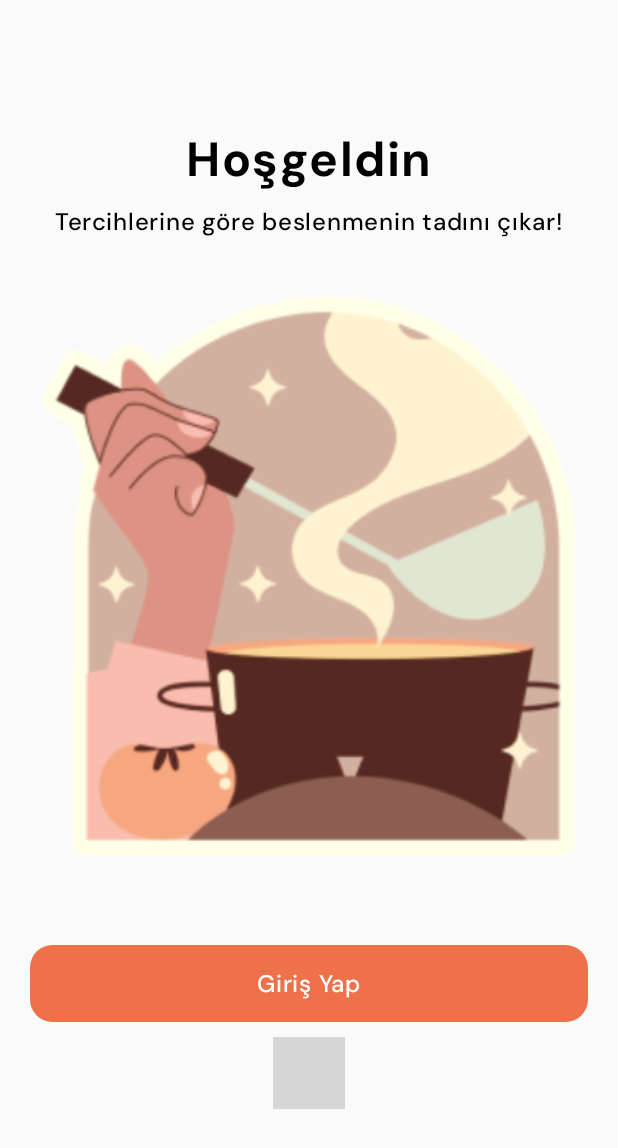
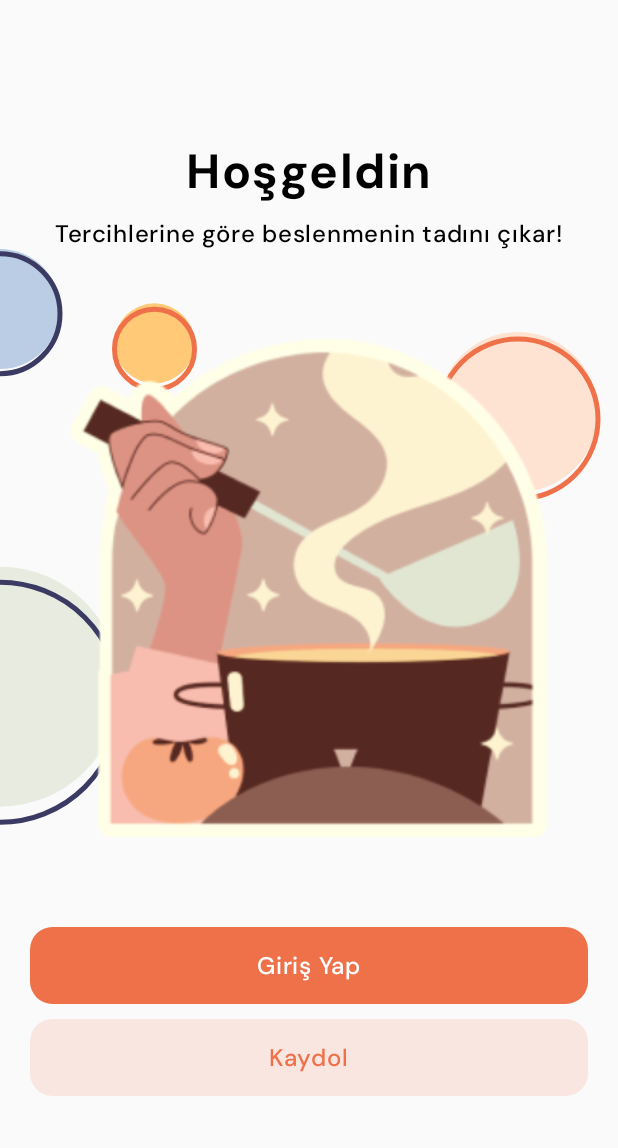
Before and after one commit to Mobven-Team2/MenuMasterAndroidApp, an Android app built with Jetpack Compose: the screen it shows after launch (MainActivity), on a phone screen of 412 x 824 dp. Shown: the top 1148 px of the screen. Run offline under Robolectric (Android 15) with nearby library versions, the phone set to English and light mode, and no system bars; our stand-ins replace Dagger/Hilt's generated code; grey boxes are pictures that could not be loaded.

Commit message:
Onboard screen updated

```diff
--- a/app/src/main/java/com/example/menumasterapp/presentation/onboard/OnboardScreen.kt
+++ b/app/src/main/java/com/example/menumasterapp/presentation/onboard/OnboardScreen.kt
@@ -2,6 +2,7 @@ package com.example.menumasterapp.presentation.onboard
 
 import androidx.compose.foundation.Image
 import androidx.compose.foundation.layout.Arrangement
+import androidx.compose.foundation.layout.Box
 import androidx.compose.foundation.layout.Column
 import androidx.compose.foundation.layout.Spacer
 import androidx.compose.foundation.layout.fillMaxSize
@@ -10,6 +11,7 @@ import androidx.compose.foundation.layout.height
 import androidx.compose.foundation.layout.padding
 import androidx.compose.foundation.rememberScrollState
 import androidx.compose.foundation.verticalScroll
+import androidx.compose.material3.ButtonDefaults
 import androidx.compose.material3.Text
 import androidx.compose.runtime.Composable
 import androidx.compose.ui.Alignment
@@ -22,17 +24,20 @@ import androidx.navigation.NavController
 import androidx.navigation.compose.rememberNavController
 import com.example.menumasterapp.R
 import com.example.menumasterapp.presentation.auth.component.CustomButton
-import com.example.menumasterapp.presentation.onboard.component.SignUpButton
+import com.example.menumasterapp.presentation.onboard.component.OnboardBackground
 import com.example.menumasterapp.presentation.root.Screen
+import com.example.menumasterapp.presentation.ui.theme.Primary
 import com.example.menumasterapp.presentation.ui.theme.Typography
 
 @Composable
 fun OnboardScreen(
-    navController: NavController,
+    navController: NavController
 ) {
+    Box(modifier = Modifier.fillMaxSize()) {
+        OnboardBackground()
         Column(
             modifier = Modifier
-            .fillMaxSize()
+                .align(Alignment.Center)
                 .padding(horizontal = 20.dp)
                 .verticalScroll(rememberScrollState()),
             horizontalAlignment = Alignment.CenterHorizontally,
@@ -46,11 +51,13 @@ fun OnboardScreen(
                 text = "Tercihlerine göre beslenmenin tadını çıkar!",
                 style = Typography.bodyMedium
             )
-        Spacer(modifier = Modifier.height(20.dp))
+            Spacer(modifier = Modifier.height(40.dp))
             Image(
                 painter = painterResource(id = R.drawable.onboard_image),
                 contentDescription = "onboard_image",
-            modifier = Modifier.fillMaxWidth(),
+                modifier = Modifier
+                    .fillMaxWidth()
+                    .padding(horizontal = 20.dp),
                 contentScale = ContentScale.FillWidth
             )
             Spacer(modifier = Modifier.height(40.dp))
@@ -60,8 +67,14 @@ fun OnboardScreen(
                     navController.navigate(Screen.Login.route)
                 }
             )
-        SignUpButton {
-            navController.navigate(Screen.Register.route)
+            CustomButton(
+                text = "Kaydol",
+                onButtonClick = { navController.navigate(Screen.Register.route) },
+                colors = ButtonDefaults.buttonColors(
+                    containerColor = Primary.copy(0.15f),
+                    contentColor = Primary
+                )
+            )
         }
     }
 }
--- /dev/null
+++ b/app/src/main/java/com/example/menumasterapp/presentation/onboard/component/OnboardBackground.kt
@@ -0,0 +1,66 @@
+package com.example.menumasterapp.presentation.onboard.component
+
+import androidx.compose.foundation.Canvas
+import androidx.compose.foundation.layout.fillMaxSize
+import androidx.compose.runtime.Composable
+import androidx.compose.ui.Modifier
+import androidx.compose.ui.geometry.Offset
+import androidx.compose.ui.graphics.Color
+import androidx.compose.ui.graphics.drawscope.Stroke
+import androidx.compose.ui.tooling.preview.Preview
+
+@Composable
+fun OnboardBackground() {
+    Canvas(modifier = Modifier.fillMaxSize()) {
+        drawCircle(
+            color = Color(0xFFE8ECE0),
+            radius = 120f,
+            center = Offset.Zero.copy(y = this.size.height / 1.8f)
+        )
+        drawCircle(
+            color = Color(0xFF3A3A63),
+            radius = 120f,
+            center = Offset.Zero.copy(y = this.size.height / 1.76f),
+            style = Stroke(width = 5f)
+        )
+        drawCircle(
+            color = Color(0xFFFFE3D2),
+            radius = 80f,
+            center = Offset(x = this.size.width - 100f, y = this.size.height / 3)
+        )
+        drawCircle(
+            color = Color(0xFFEE714A),
+            radius = 80f,
+            center = Offset(x = this.size.width - 100f, y = this.size.height / 2.95f),
+            style = Stroke(width = 5f)
+        )
+        drawCircle(
+            color = Color(0xFFFFC977),
+            radius = 40f,
+            center = Offset(x = this.size.width / 4, y = this.size.height / 3.6f)
+        )
+        drawCircle(
+            color = Color(0xFFEE714A),
+            radius = 40f,
+            center = Offset(x = this.size.width / 4, y = this.size.height / 3.54f),
+            style = Stroke(width = 5f)
+        )
+        drawCircle(
+            color = Color(0xFFBACDE5),
+            radius = 60f,
+            center = Offset.Zero.copy(y = this.size.height / 4)
+        )
+        drawCircle(
+            color = Color(0xFF3A3A63),
+            radius = 60f,
+            center = Offset.Zero.copy(y = this.size.height / 3.94f),
+            style = Stroke(width = 5f)
+        )
+    }
+}
+
+@Preview(showBackground = true)
+@Composable
+private fun Prev() {
+    OnboardBackground()
+}
```
Lines whose indentation alone changed are shown as unchanged.
